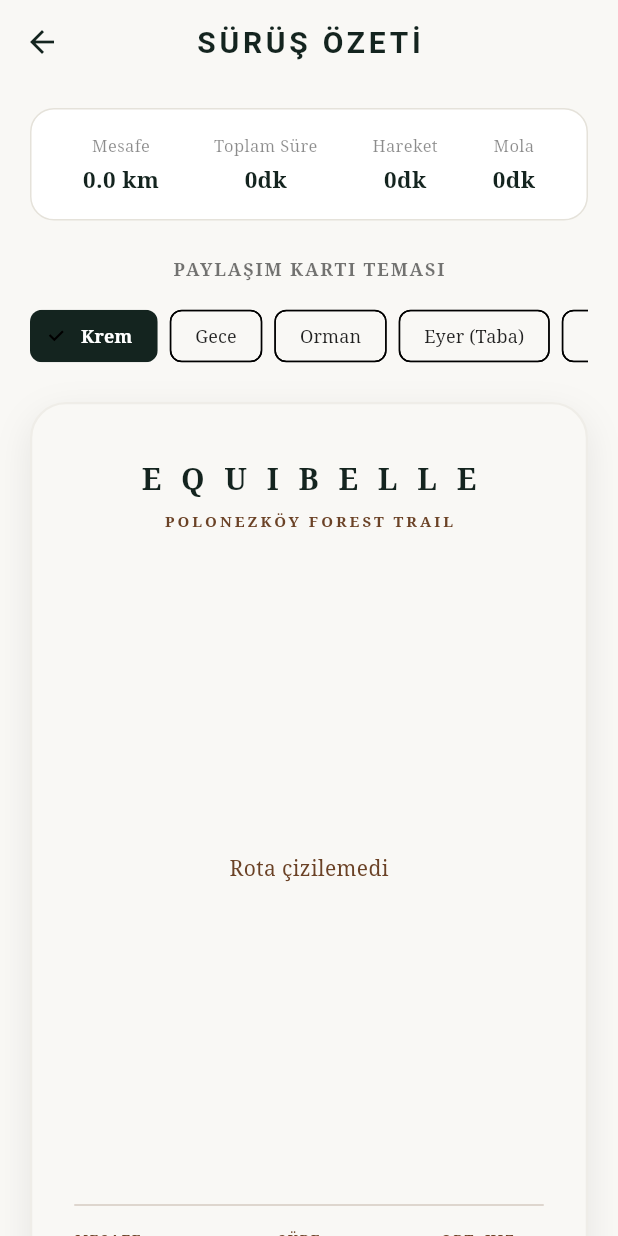
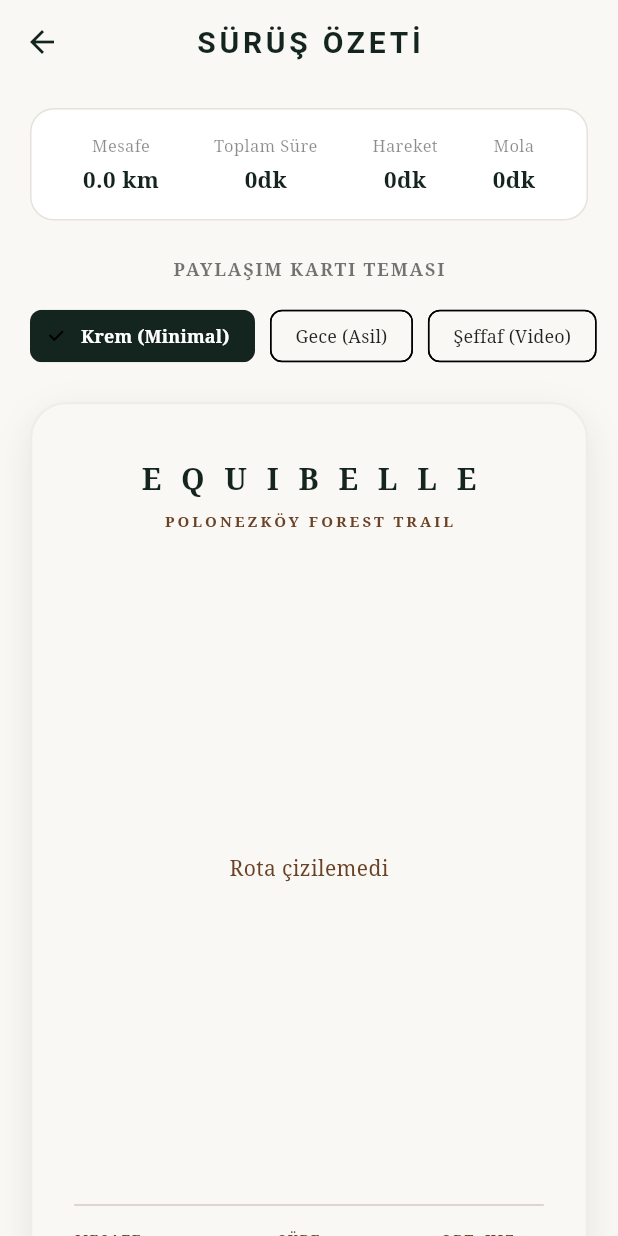
Before and after one commit to nevinmalkoc/equibelle, a Flutter app: the screen it shows after launch, after a tap on "SÜRÜŞÜ BAŞLAT", after a tap on "SÜRÜŞÜ BİTİR", on a phone screen of 412 x 824 dp. Run offline on Flutter 3.47's test engine with Material 3 defaults, Android fonts, the phone set to English and light mode, and no system bars; drawn by our look-alikes of screenshot; our stand-ins replace flutter_map, geolocator, latlong2, sqflite; missing offline and left inert: gal; accounts and stored records are empty.

Commit message:
refactor: simplify to 3 refined luxury themes (Cream, Night, Transparent)

```diff
--- a/lib/screens/ride_summary_screen.dart
+++ b/lib/screens/ride_summary_screen.dart
@@ -111,22 +111,15 @@ class _RideSummaryScreenState extends State<RideSummaryScreen> {
                 ),
               ),
               const SizedBox(height: 12),
-              SingleChildScrollView(
-                scrollDirection: Axis.horizontal,
-                child: Row(
-                  mainAxisAlignment: MainAxisAlignment.center,
-                  children: [
-                    _buildThemeChip('Krem', ShareCardTheme.cream),
-                    const SizedBox(width: 8),
-                    _buildThemeChip('Gece', ShareCardTheme.dark),
-                    const SizedBox(width: 8),
-                    _buildThemeChip('Orman', ShareCardTheme.forest),
-                    const SizedBox(width: 8),
-                    _buildThemeChip('Eyer (Taba)', ShareCardTheme.saddle),
-                    const SizedBox(width: 8),
-                    _buildThemeChip('Şeffaf (Video İçin)', ShareCardTheme.transparent),
-                  ],
-                ),
+              Row(
+                mainAxisAlignment: MainAxisAlignment.center,
+                children: [
+                  _buildThemeChip('Krem (Minimal)', ShareCardTheme.cream),
+                  const SizedBox(width: 10),
+                  _buildThemeChip('Gece (Asil)', ShareCardTheme.dark),
+                  const SizedBox(width: 10),
+                  _buildThemeChip('Şeffaf (Video)', ShareCardTheme.transparent),
+                ],
               ),
               const SizedBox(height: 20),
 
--- a/lib/widgets/share_card_widget.dart
+++ b/lib/widgets/share_card_widget.dart
@@ -3,7 +3,7 @@ import '../models/ride.dart';
 import '../models/coordinate_point.dart';
 import '../theme/app_theme.dart';
 
-enum ShareCardTheme { cream, dark, forest, saddle, transparent }
+enum ShareCardTheme { cream, dark, transparent }
 
 class ShareCardWidget extends StatelessWidget {
   final Ride ride;
@@ -41,22 +41,12 @@ class ShareCardWidget extends StatelessWidget {
       case ShareCardTheme.dark:
         bgColor = AppTheme.darkCharcoal;
         textColor = AppTheme.creamBg;
-        secondaryTextColor = const Color(0xFFD4AF37); // İnce Altın
-        break;
-      case ShareCardTheme.forest:
-        bgColor = AppTheme.forestGreen;
-        textColor = AppTheme.creamBg;
-        secondaryTextColor = const Color(0xFFE5C158); // Parlak Altın
-        break;
-      case ShareCardTheme.saddle:
-        bgColor = AppTheme.saddleBrown;
-        textColor = AppTheme.creamBg;
-        secondaryTextColor = const Color(0xFFF3E5AB); // Vanilya / Krem
+        secondaryTextColor = AppTheme.accentGold;
         break;
       case ShareCardTheme.transparent:
         bgColor = Colors.transparent;
         textColor = Colors.white;
-        secondaryTextColor = const Color(0xFFE8E5DF);
+        secondaryTextColor = const Color(0xFFE5E2DA);
         break;
     }
 
```
